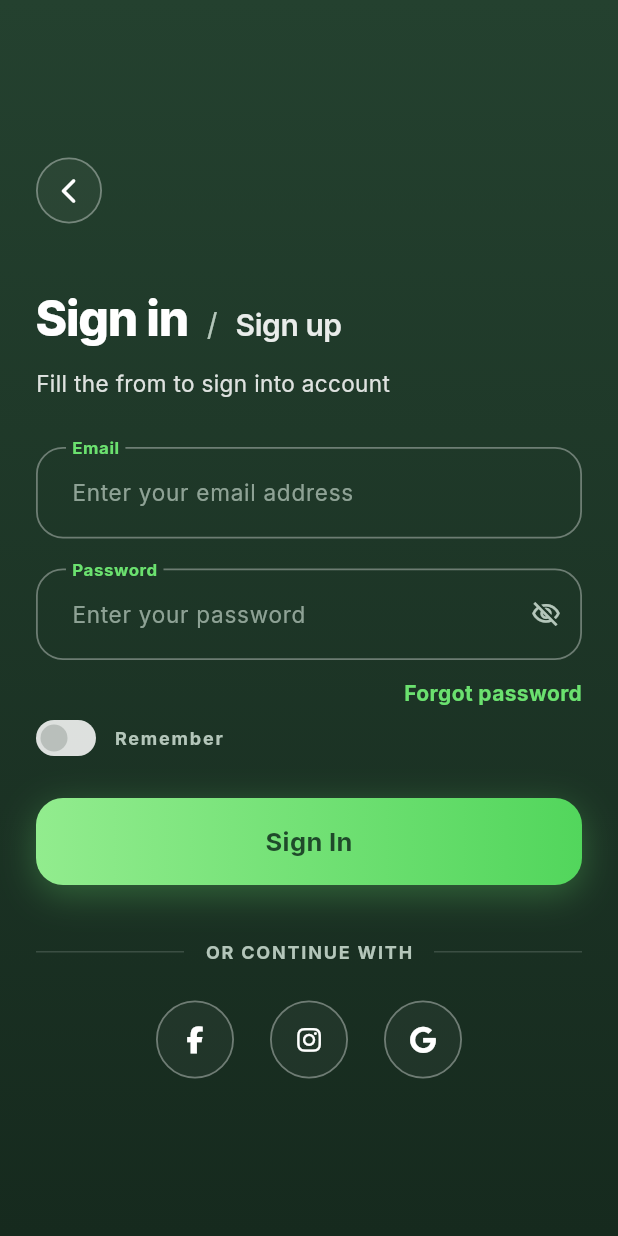
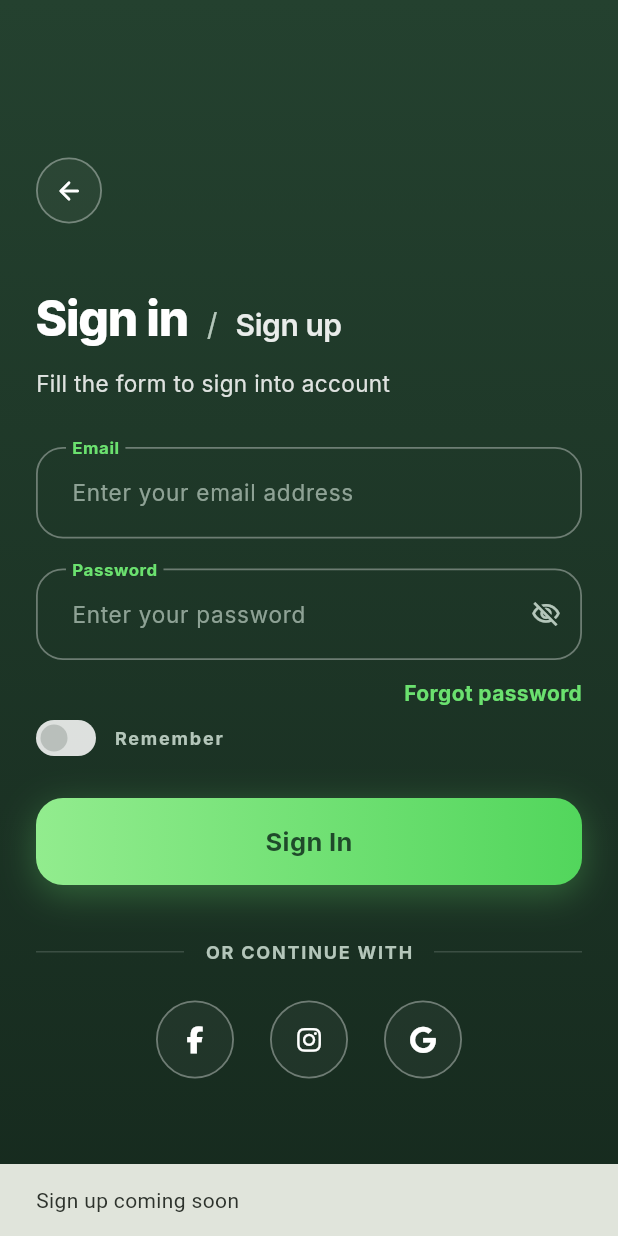
Before and after one commit to YaqoobDeveloper/Green-Dark-Sign-In-Screen-UI-in-Flutter, a Flutter app: the screen it shows after launch, after a tap on "Sign up", on a phone screen of 412 x 824 dp. Run offline on Flutter 3.47's test engine with Material 3 defaults, Android fonts, the phone set to English and light mode, and no system bars; our stand-ins replace font_awesome_flutter, google_fonts.

Commit message:
Wire up sign in screen actions and fix subtitle typo

```diff
--- a/lib/screens/evergreen_sign_in_screen.dart
+++ b/lib/screens/evergreen_sign_in_screen.dart
@@ -80,49 +80,52 @@ class _EvergreenSignInScreenState extends State<EvergreenSignInScreen> {
           Align(
             alignment: Alignment.centerLeft,
             child: CircleIconButton(
-              icon: Icon(
-                Icons.arrow_back_ios_rounded,
+              icon: const Icon(
+                Icons.arrow_back_rounded,
                 size: 20,
                 color: EvergreenColors.text,
               ),
-              onTap: () {},
+              onTap: () => Navigator.maybePop(context),
             ),
           ),
-          SizedBox(height: 40),
+          const SizedBox(height: 40),
           AuthHeader(
-            title: "Sign in",
-            alternate: "Sign up",
-            onAlternateTap: () {},
+            title: 'Sign in',
+            alternate: 'Sign up',
+            onAlternateTap: () => _showMessage('Sign up coming soon'),
           ),
-          SizedBox(height: 10),
+          const SizedBox(height: 10),
           Text(
-            "Fill the from to sign into account",
+            'Fill the form to sign into account',
             style: GoogleFonts.inter(
               fontSize: 15,
               color: EvergreenColors.text.withValues(alpha: 0.85),
             ),
           ),
-          SizedBox(height: 32),
+          const SizedBox(height: 32),
           OutlinedField(
             controller: _emailController,
-            label: "Email",
-            hint: "Enter your email address",
+            label: 'Email',
+            hint: 'Enter your email address',
+            keyboardType: TextInputType.emailAddress,
+            textInputAction: TextInputAction.next,
             validator: Validators.email,
           ),
-          SizedBox(height: 20),
+          const SizedBox(height: 20),
           OutlinedPasswordField(
             controller: _passwordController,
+            onSubmitted: (_) => _signIn(),
             validator: Validators.password,
           ),
-          SizedBox(height: 12),
+          const SizedBox(height: 12),
           Align(
             alignment: Alignment.centerRight,
             child: MouseRegion(
               cursor: SystemMouseCursors.click,
               child: GestureDetector(
-                onTap: () {},
+                onTap: () => _showMessage('Password reset coming soon'),
                 child: Text(
-                  "Forgot password",
+                  'Forgot password',
                   style: GoogleFonts.inter(
                     fontSize: 14,
                     fontWeight: FontWeight.w700,
@@ -132,32 +135,28 @@ class _EvergreenSignInScreenState extends State<EvergreenSignInScreen> {
               ),
             ),
           ),
-          SizedBox(height: 8),
+          const SizedBox(height: 8),
           Align(
             alignment: Alignment.centerLeft,
             child: LabeledSwitch(
-              label: "Remember",
+              label: 'Remember',
               value: _remember,
-              onChanged: (value) {
-                setState(() {
-                  _remember = value;
-                });
-              },
+              onChanged: (v) => setState(() => _remember = v),
             ),
           ),
-          SizedBox(height: 28),
-          GradientButton(label: "Sign In", onTap: _signIn),
-          SizedBox(height: 36),
-          UppercaseDivider(label: "Or continue with"),
-          SizedBox(height: 24),
+          const SizedBox(height: 28),
+          GradientButton(label: 'Sign In', onTap: _signIn),
+          const SizedBox(height: 36),
+          const UppercaseDivider(label: 'Or continue with'),
+          const SizedBox(height: 24),
           Row(
             mainAxisAlignment: MainAxisAlignment.center,
             children: [
-              _social(FontAwesomeIcons.facebookF, "Facebook"),
-              SizedBox(width: 24),
-              _social(FontAwesomeIcons.instagram, "Instagram"),
-              SizedBox(width: 24),
-              _social(FontAwesomeIcons.google, "Google"),
+              _social(FontAwesomeIcons.facebookF, 'Facebook'),
+              const SizedBox(width: 24),
+              _social(FontAwesomeIcons.instagram, 'Instagram'),
+              const SizedBox(width: 24),
+              _social(FontAwesomeIcons.google, 'Google'),
             ],
           ),
         ],
```
